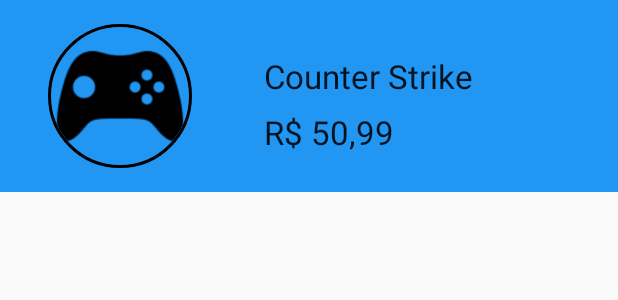
After one commit to andersonfxj/EpicBug, an Android app: the layout item_game.xml on its own in the app's theme, with its tools: preview values and no code run, on a phone screen of 412 x 824 dp. The commit adds this screen. Shown: the top 300 px of the screen. Run offline under Robolectric (Android 15) with nearby library versions, the phone set to English and light mode, and no system bars.

Commit message:
oriel 07/12

```diff
--- a/app/build.gradle
+++ b/app/build.gradle
@@ -32,4 +32,6 @@ dependencies {
     testImplementation 'junit:junit:4.12'
     androidTestImplementation 'androidx.test.ext:junit:1.1.2'
     androidTestImplementation 'androidx.test.espresso:espresso-core:3.3.0'
+    implementation 'de.hdodenhof:circleimageview:3.1.0'
+    implementation 'androidx.recyclerview:recyclerview:1.1.0'
 }
--- /dev/null
+++ b/app/src/main/java/com/anderson/epicbug/adapter/GameAdapter.java
@@ -0,0 +1,6 @@
+package com.anderson.epicbug.adapter;
+
+import androidx.recyclerview.widget.RecyclerView;
+
+public class GameAdapter extends RecyclerView.Adapter {
+}
--- a/app/src/main/res/layout/activity_main.xml
+++ b/app/src/main/res/layout/activity_main.xml
@@ -6,13 +6,12 @@
     android:layout_height="match_parent"
     tools:context=".MainActivity">
 
-    <TextView
-        android:layout_width="wrap_content"
-        android:layout_height="wrap_content"
-        android:text="Hello World!"
+    <androidx.recyclerview.widget.RecyclerView
+        android:layout_width="409dp"
+        android:layout_height="354dp"
         app:layout_constraintBottom_toBottomOf="parent"
-        app:layout_constraintLeft_toLeftOf="parent"
-        app:layout_constraintRight_toRightOf="parent"
+        app:layout_constraintEnd_toEndOf="parent"
+        app:layout_constraintStart_toStartOf="parent"
         app:layout_constraintTop_toTopOf="parent" />
 
 </androidx.constraintlayout.widget.ConstraintLayout>
--- /dev/null
+++ b/app/src/main/res/layout/item_game.xml
@@ -0,0 +1,45 @@
+<?xml version="1.0" encoding="utf-8"?>
+<androidx.constraintlayout.widget.ConstraintLayout xmlns:android="http://schemas.android.com/apk/res/android"
+    xmlns:app="http://schemas.android.com/apk/res-auto"
+    xmlns:tools="http://schemas.android.com/tools"
+    android:layout_width="match_parent"
+    android:layout_height="wrap_content"
+    android:background="#2196F3">
+
+    <de.hdodenhof.circleimageview.CircleImageView
+        android:id="@+id/profile_image"
+        android:layout_width="96dp"
+        android:layout_height="96dp"
+        android:layout_marginStart="32dp"
+        android:layout_marginTop="16dp"
+        android:layout_marginBottom="16dp"
+        android:src="@drawable/img_game"
+        app:civ_border_color="#FF000000"
+        app:civ_border_width="2dp"
+        app:layout_constraintBottom_toBottomOf="parent"
+        app:layout_constraintStart_toStartOf="parent"
+        app:layout_constraintTop_toTopOf="parent" />
+
+    <TextView
+        android:id="@+id/textView"
+        android:layout_width="wrap_content"
+        android:layout_height="wrap_content"
+        android:layout_marginStart="48dp"
+        android:layout_marginTop="36dp"
+        android:text="Counter Strike"
+        android:textAppearance="@style/TextAppearance.AppCompat.Large"
+        app:layout_constraintStart_toEndOf="@+id/profile_image"
+        app:layout_constraintTop_toTopOf="parent" />
+
+    <TextView
+        android:id="@+id/textView2"
+        android:layout_width="wrap_content"
+        android:layout_height="wrap_content"
+        android:layout_marginTop="8dp"
+        android:text="R$ 50,99"
+        android:textAppearance="@style/TextAppearance.AppCompat.Large"
+        app:layout_constraintStart_toStartOf="@+id/textView"
+        app:layout_constraintTop_toBottomOf="@+id/textView" />
+
+
+</androidx.constraintlayout.widget.ConstraintLayout>
```
Also changed, not shown: app/src/main/res/drawable-v24/img_game.png (added).
